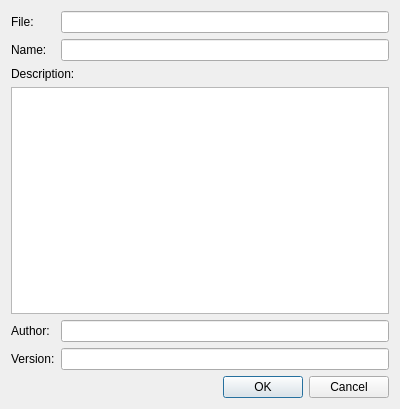
This is PluginDialog.ui in asianirish/AI-Ronaut as Qt 5 draws it before an edit. The edited form follows.
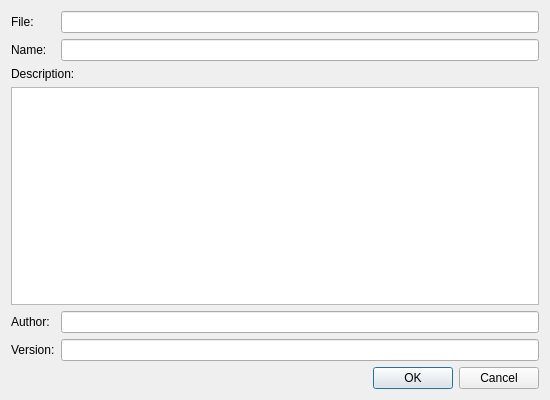
This is the edited form.

What changed in the file:
```diff
--- a/PluginDialog.ui
+++ b/PluginDialog.ui
@@ -6,8 +6,8 @@
    <rect>
     <x>0</x>
     <y>0</y>
-    <width>400</width>
-    <height>409</height>
+    <width>550</width>
+    <height>400</height>
    </rect>
   </property>
   <property name="windowTitle">
```
